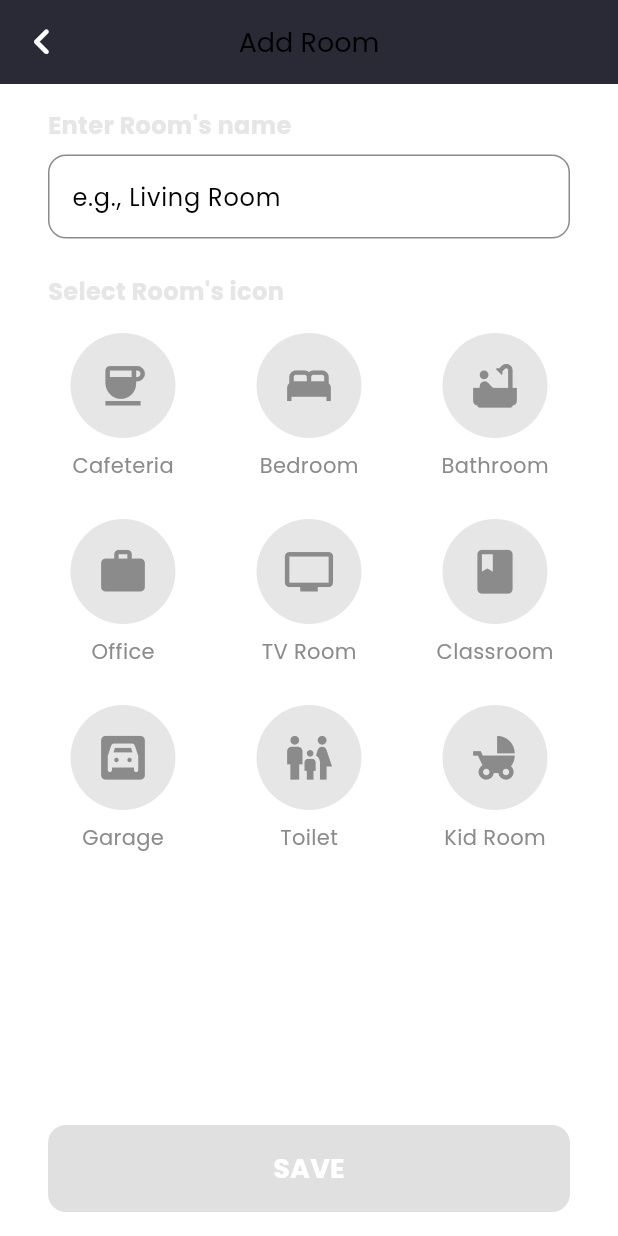
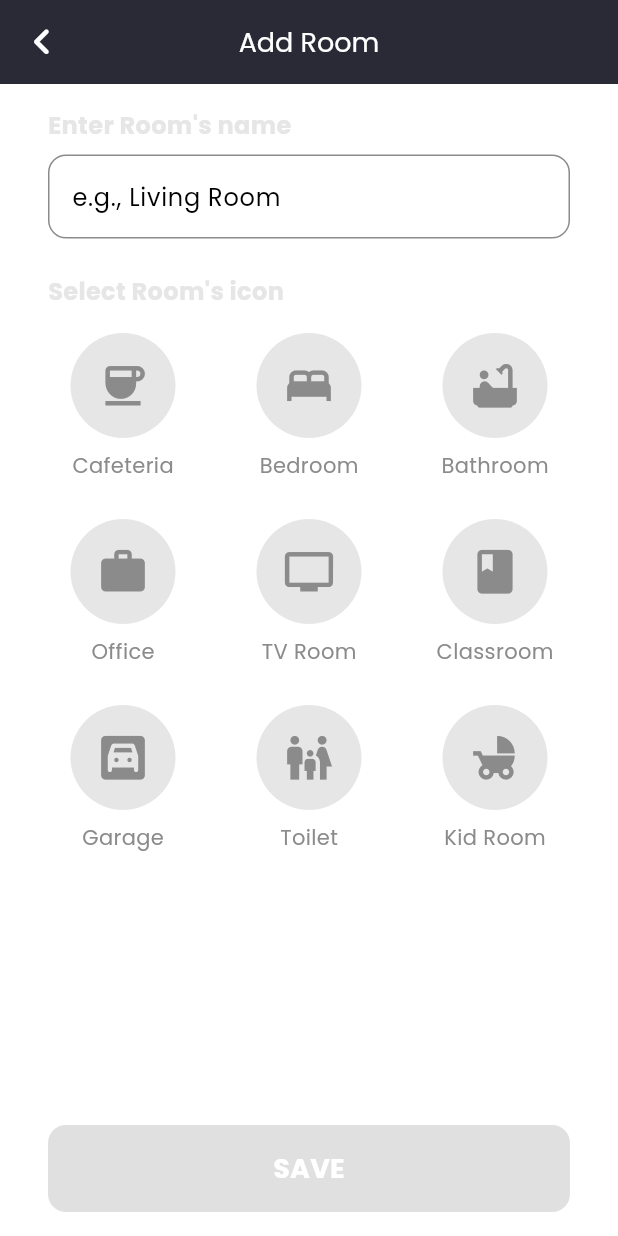
Before and after one commit to KempDewulf/envirosense-app, a Flutter app: the AddRoomScreen screen opened by its route, on a phone screen of 412 x 824 dp. Run offline on Flutter 3.47's test engine with Material 3 defaults, Android fonts, the phone set to English and light mode, and no system bars; our stand-ins replace camera, dotted_border, firebase_auth, firebase_core, fl_chart, google_fonts and 3 more; accounts and stored records are empty.

Commit message:
fix: change foreground color to white in Add Room screen

```diff
--- a/lib/views/add_room_screen.dart
+++ b/lib/views/add_room_screen.dart
@@ -52,7 +52,7 @@ class _AddRoomScreenState extends State<AddRoomScreen> {
           onPressed: () => Navigator.pop(context),
         ),
         backgroundColor: AppColors.primaryColor,
-        foregroundColor: AppColors.blackColor,
+        foregroundColor: AppColors.whiteColor,
         title: const Text(
           'Add Room',
           style: TextStyle(
```
